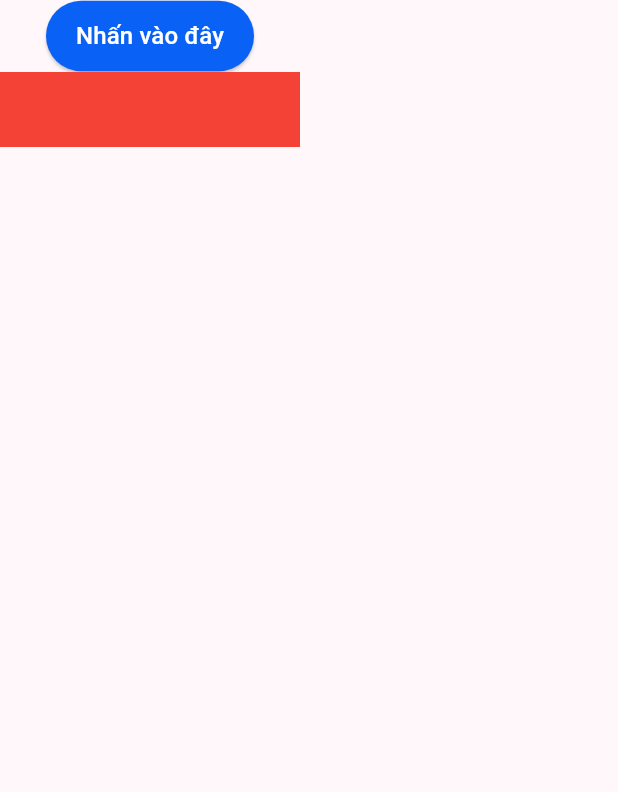
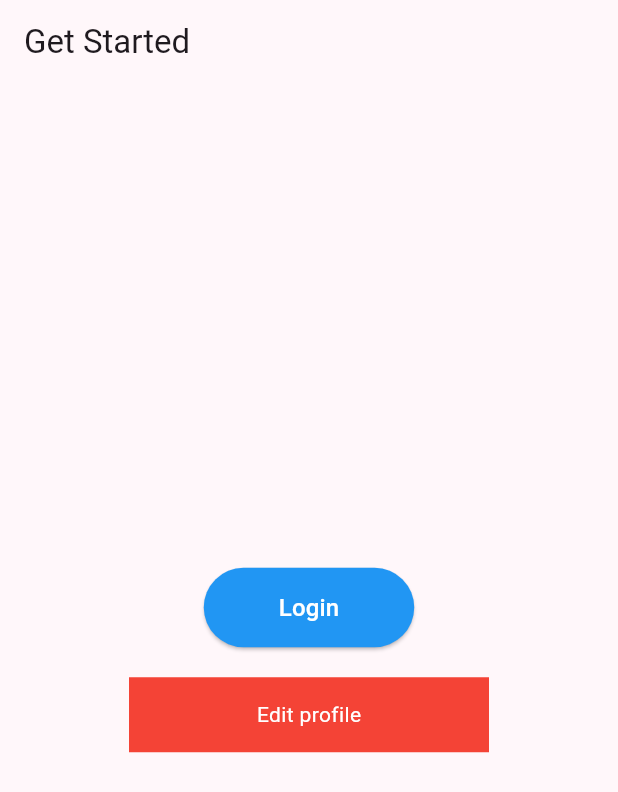
Before and after one commit to Bentanik/exe02_fe_mobile, a Flutter app: the screen it shows after launch, on a phone screen of 412 x 824 dp. Shown: the top 792 px of the screen. Run offline on Flutter 3.47's test engine with Material 3 defaults, Android fonts, the light colour scheme and no system bars.

Commit message:
fix component button

```diff
--- /dev/null
+++ b/lib/common/helpers/routes.dart
@@ -0,0 +1,12 @@
+// common/helper/navigation_helper.dart
+import 'package:flutter/material.dart';
+
+class Routes {
+  static Future<void> navigateToPage(BuildContext context, Widget page) async {
+    await Future.delayed(const Duration(seconds: 2));
+    Navigator.push(
+      context,
+      MaterialPageRoute(builder: (context) => page),
+    );
+  }
+}
--- a/lib/common/widget/button.dart
+++ b/lib/common/widget/button.dart
@@ -1,14 +1,11 @@
 import 'package:flutter/cupertino.dart';
 import 'package:flutter/material.dart';
 
-class Button extends StatelessWidget {
+class Button extends StatefulWidget {
   final String text;
-  final VoidCallback onPressed;
+  final Future<void> Function() onPressed; // Nhận callback async
   final Color backgroundColor;
   final Color textColor;
-  final double borderRadius;
-  final double paddingVertical;
-  final double paddingHorizontal;
 
   const Button({
     Key? key,
@@ -16,29 +13,48 @@ class Button extends StatelessWidget {
     required this.onPressed,
     this.backgroundColor = Colors.blue,
     this.textColor = Colors.white,
-    this.borderRadius = 8.0,
-    this.paddingVertical = 12.0,
-    this.paddingHorizontal = 20.0,
   }) : super(key: key);
+
+  @override
+  State<Button> createState() => _LoadingButtonState();
+}
+
+class _LoadingButtonState extends State<Button> {
+  bool _isLoading = false; // Trạng thái loading
+
+  Future<void> _handlePress() async {
+    if (_isLoading) return; // Tránh nhấn nhiều lần
+
+    setState(() {
+      _isLoading = true; // Bắt đầu loading
+    });
+
+    await widget.onPressed(); // Thực thi callback
+
+    setState(() {
+      _isLoading = false; // Kết thúc loading
+    });
+  }
 
   @override
   Widget build(BuildContext context) {
     return ElevatedButton(
-      onPressed: onPressed,
+      onPressed: _isLoading ? null : _handlePress,
       style: ElevatedButton.styleFrom(
-        backgroundColor: Color(0xFF0961F5),
-        padding: EdgeInsets.symmetric(
-          vertical: paddingVertical,
-          horizontal: paddingHorizontal,
-        ),
-        shape: RoundedRectangleBorder(
-          borderRadius: BorderRadius.circular(25),
-        ),
+        backgroundColor: widget.backgroundColor,
+        padding: const EdgeInsets.symmetric(vertical: 15, horizontal: 50),
       ),
-      child: Text(
-        text,
-        style: TextStyle(color: textColor, fontSize: 16),
-      ),
+      child: _isLoading
+          ? const SizedBox(
+              child: CircularProgressIndicator(
+                strokeWidth: 2,
+                color: Colors.red,
+              ),
+            )
+          : Text(
+              widget.text,
+              style: TextStyle(color: widget.textColor, fontSize: 16),
+            ),
     );
   }
 }
--- a/lib/common/widget/drop_down.dart
+++ b/lib/common/widget/drop_down.dart
@@ -1,3 +1,4 @@
+import 'package:exe02_fe_mobile/core/configs/theme/app_theme.dart';
 import 'package:flutter/cupertino.dart';
 import 'package:flutter/material.dart';
 
@@ -6,13 +7,27 @@ class DropDown extends StatelessWidget {
 
   @override
   Widget build(BuildContext context) {
-    return Container(
-      color: Colors.red,
-      width: 200,
-      height: 50,
-      child: Row(
+    return Row(
+      mainAxisAlignment: MainAxisAlignment.center,
+      children: [
+        Container(
+          color: Colors.red,
+          width: 240,
+          height: 50,
+          child: Row(
+            mainAxisAlignment: MainAxisAlignment.center,
+            children: [
+              Text(
+                'Edit profile',
+                style: TextStyle(
+                  color: Colors.white,
 
-      ),
+                )
+              )
+            ],
+          ),
+        ),
+      ],
     );
   }
 }
--- a/lib/core/configs/theme/app_colors.dart
+++ b/lib/core/configs/theme/app_colors.dart
@@ -4,6 +4,4 @@ class AppColors {
   static const primary = Color(0xFF1A6EFC);
   static const lightBackground = Color(0xffF2F2F2);
   static const grey = Color(0xffBEBEBE);
-
-
 }
--- /dev/null
+++ b/lib/presentation/intro/pages/authen/login.dart
@@ -0,0 +1,14 @@
+import 'package:flutter/cupertino.dart';
+import 'package:flutter/material.dart';
+
+class Login extends StatelessWidget {
+  const Login({super.key});
+
+  @override
+  Widget build(BuildContext context) {
+    return Scaffold(
+      appBar: AppBar(title: const Text('Login')),
+      body: const Center(child: Text('Login Page!')),
+    );
+  }
+}
--- a/lib/presentation/intro/pages/get_started.dart
+++ b/lib/presentation/intro/pages/get_started.dart
@@ -1,5 +1,7 @@
-import 'package:exe02_fe_mobile/common/widget/button.dart';
+import 'package:exe02_fe_mobile/common/helpers/routes.dart';
+import 'package:exe02_fe_mobile/common/widget/button.dart'; // Import LoadingButton
 import 'package:exe02_fe_mobile/common/widget/drop_down.dart';
+import 'package:exe02_fe_mobile/presentation/intro/pages/authen/login.dart';
 import 'package:flutter/material.dart';
 
 class GetStartedPage extends StatelessWidget {
@@ -8,16 +10,21 @@ class GetStartedPage extends StatelessWidget {
   @override
   Widget build(BuildContext context) {
     return Scaffold(
-      body: Column(
-        children: [
-          Button(
-            text: 'Nhấn vào đây',
-            onPressed: () {
-              print('Đã nhấn nút');
-            },
-          ),
-          DropDown(),
-        ],
+      appBar: AppBar(title: const Text('Get Started')),
+      body: Center(
+        child: Column(
+          mainAxisAlignment: MainAxisAlignment.center,
+          children: [
+            Button(
+              text: 'Login',
+              onPressed: () => Routes.navigateToPage(context, Login()),
+              backgroundColor: Colors.blue,
+              textColor: Colors.white,
+            ),
+            const SizedBox(height: 20),
+            const DropDown(),
+          ],
+        ),
       ),
     );
   }
```
